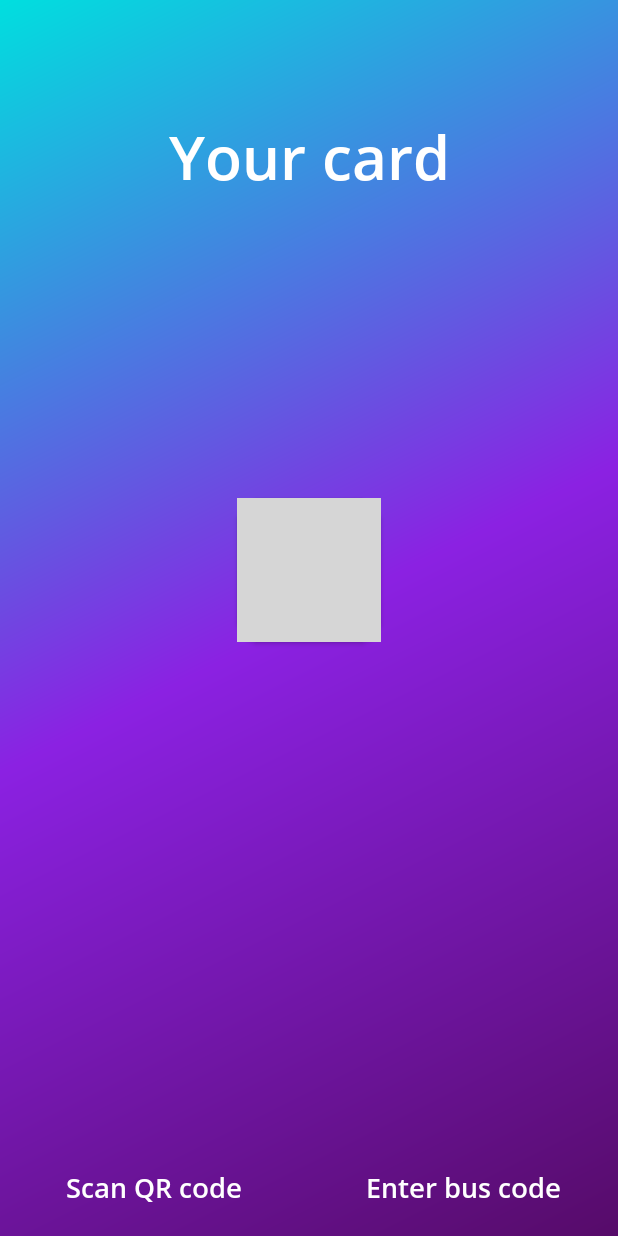
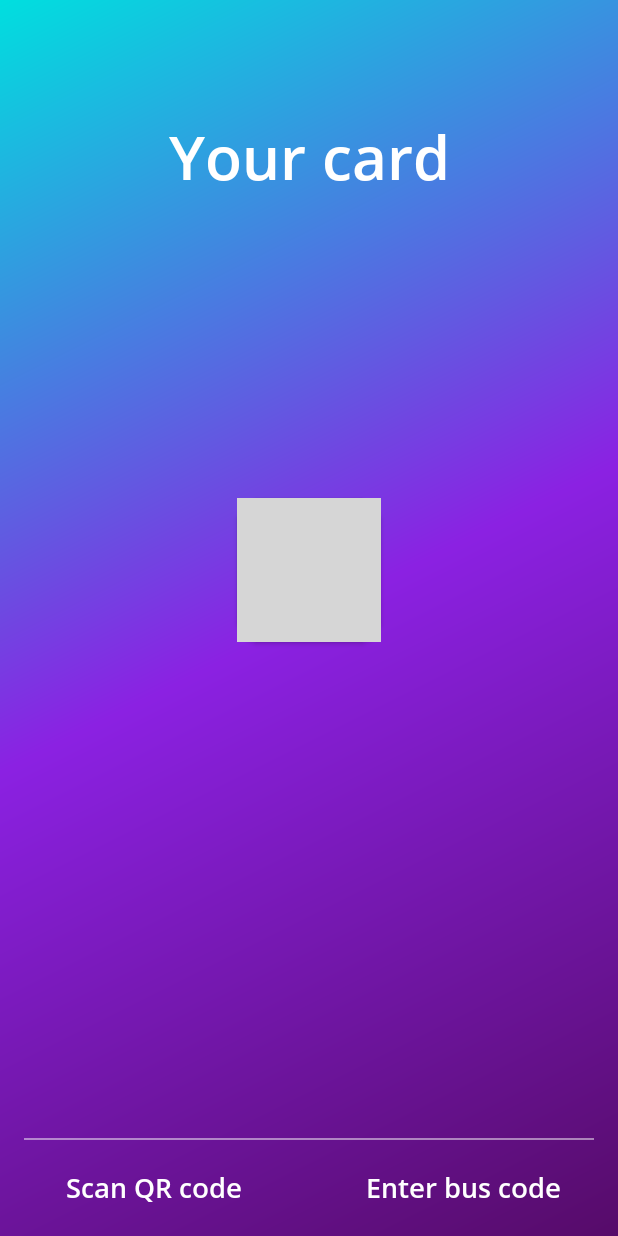
Before and after one commit to Akitektuo/BusCard, an Android app: the MainActivity screen opened directly, with no data from a screen before it, on a phone screen of 412 x 824 dp. Run offline under Robolectric (Android 15) with nearby library versions, the phone set to English and light mode, and no system bars; grey boxes are pictures that could not be loaded.

Commit message:
Add divider

```diff
--- a/app/src/main/res/layout/activity_main.xml
+++ b/app/src/main/res/layout/activity_main.xml
@@ -45,6 +45,15 @@
 
     </androidx.cardview.widget.CardView>
 
+    <ImageView
+        android:id="@+id/imageBarHorizontal"
+        android:layout_width="match_parent"
+        android:layout_height="1dp"
+        android:layout_marginStart="16dp"
+        android:layout_marginEnd="16dp"
+        android:background="#80FAFAFA"
+        app:layout_constraintBottom_toTopOf="@+id/validateTxt"/>
+
     <TextView
         android:id="@+id/validateTxt"
         android:layout_width="0dp"
```
